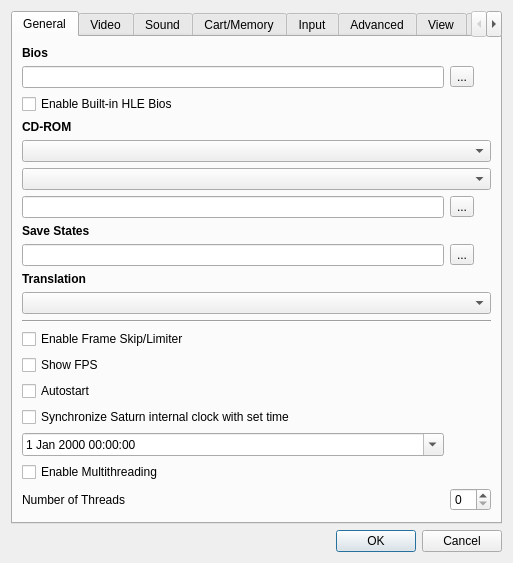
First picture: the form in yabause/src/qt/ui/UISettings.ui, repository Yabause/yabause, before the edit.
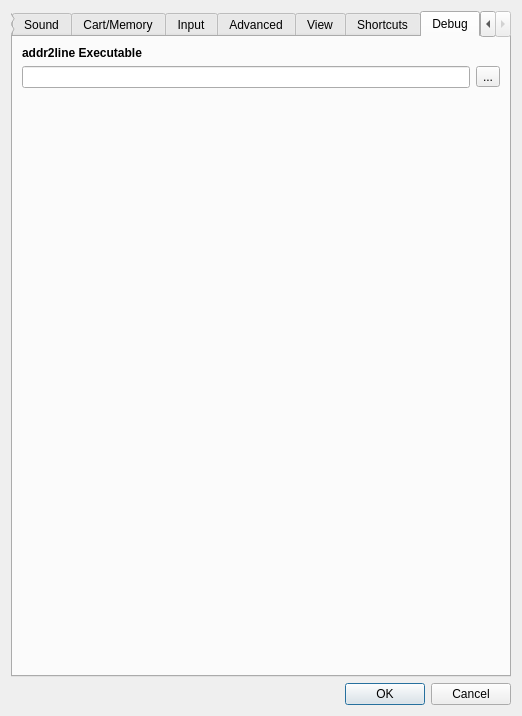
Second picture: the form after the edit. The open tabs and pages were chosen to show the change. Custom widgets are drawn as their Qt base class.

Commit message: Add code debug support by using addr2line

```diff
--- a/yabause/src/qt/ui/UISettings.ui
+++ b/yabause/src/qt/ui/UISettings.ui
@@ -6,8 +6,8 @@
    <rect>
     <x>0</x>
     <y>0</y>
-    <width>513</width>
-    <height>523</height>
+    <width>522</width>
+    <height>716</height>
    </rect>
   </property>
   <property name="windowTitle">
@@ -1027,6 +1027,56 @@
        </item>
       </layout>
      </widget>
+     <widget class="QWidget" name="wDebug">
+      <attribute name="title">
+       <string>Debug</string>
+      </attribute>
+      <layout class="QGridLayout" name="gridLayout">
+       <item row="0" column="0">
+        <widget class="QLabel" name="laddr2line">
+         <property name="font">
+          <font>
+           <weight>75</weight>
+           <bold>true</bold>
+          </font>
+         </property>
+         <property name="text">
+          <string>addr2line Executable</string>
+         </property>
+         <property name="textFormat">
+          <enum>Qt::PlainText</enum>
+         </property>
+        </widget>
+       </item>
+       <item row="1" column="0">
+        <layout class="QHBoxLayout" name="horizontalLayout">
+         <item>
+          <widget class="QLineEdit" name="leAddr2Line"/>
+         </item>
+         <item>
+          <widget class="QToolButton" name="tbAddr2Line">
+           <property name="text">
+            <string>...</string>
+           </property>
+          </widget>
+         </item>
+        </layout>
+       </item>
+       <item row="2" column="0">
+        <spacer name="verticalSpacer">
+         <property name="orientation">
+          <enum>Qt::Vertical</enum>
+         </property>
+         <property name="sizeHint" stdset="0">
+          <size>
+           <width>20</width>
+           <height>40</height>
+          </size>
+         </property>
+        </spacer>
+       </item>
+      </layout>
+     </widget>
     </widget>
    </item>
    <item>
```
Left out of the diff: 2 changed lines with no effect on the pictures. The commit also changes 10 other files.
